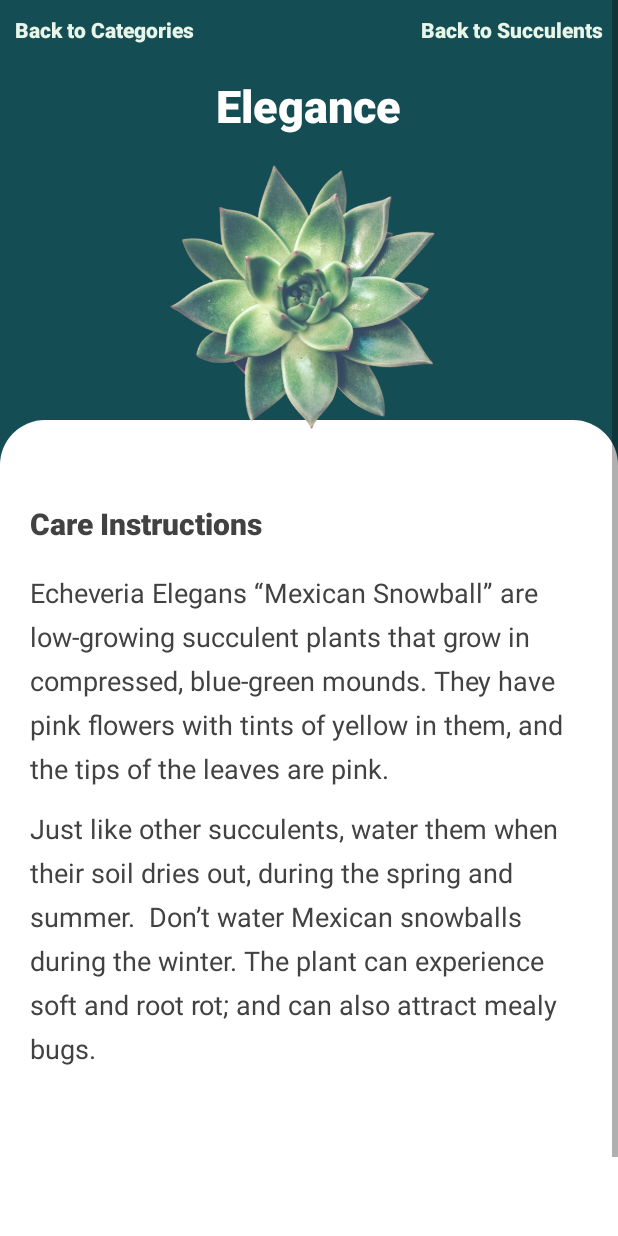
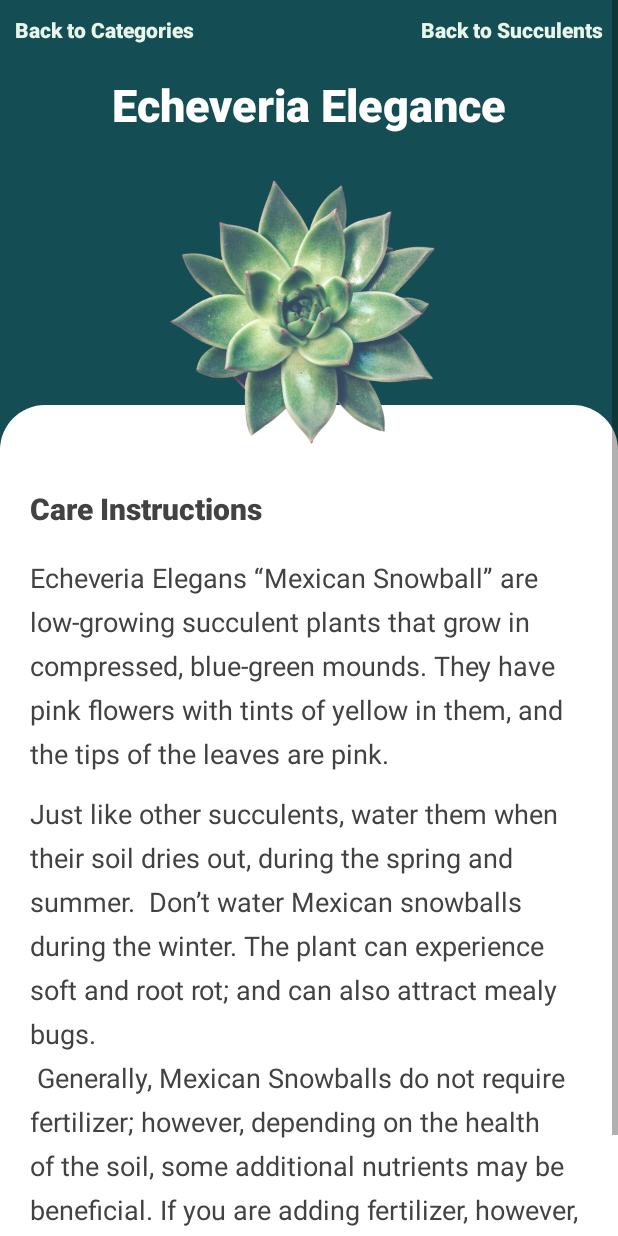
Before and after one commit to TatianaPas/Android-assignment, an Android app: the Succulents screen opened directly, with no data from a screen before it, after a tap on "Elegance", on a phone screen of 412 x 824 dp. Run offline under Robolectric (Android 15) with nearby library versions, the phone set to English and light mode, and no system bars.

Commit message:
update succulent design

```diff
--- a/app/src/main/java/com/example/assignmentprojecttatianapasechnik/Succulents.java
+++ b/app/src/main/java/com/example/assignmentprojecttatianapasechnik/Succulents.java
@@ -39,12 +39,12 @@ public class Succulents extends AppCompatActivity implements CustomAdapterSuccul
         succulentssList = new ArrayList<>();
         succulentssList.add(new ModelClassSucculent(R.drawable.craccula, "Crassula", "Species: Crassulaceae", "Green"));
         succulentssList.add(new ModelClassSucculent(R.drawable.echeveria3, "Elegance", "Species: Echeveria", "Green"));
-        succulentssList.add(new ModelClassSucculent(R.drawable.black_zebra, "Black Zebra", "Species: Haworthia", "Black and White"));
+        succulentssList.add(new ModelClassSucculent(R.drawable.hawortia_dark1, "Black Zebra", "Species: Haworthia", "Black and White"));
         succulentssList.add(new ModelClassSucculent(R.drawable.sedum, "Stonecrop", "Species: Sedum", "Green/Blue-gray"));
         succulentssList.add(new ModelClassSucculent(R.drawable.green_zebra, "Zebra Plant", "Species: Haworthia", "Green and White"));
         succulentssList.add(new ModelClassSucculent(R.drawable.graptoviera_debbie, "Debbie", "Species: Graptoveria", "Purple"));
-        succulentssList.add(new ModelClassSucculent(R.drawable.sunset_jade, "Jade plant", "Species: Crassulaceae", "Green"));
-        succulentssList.add(new ModelClassSucculent(R.drawable.calanchoe1, "Kalanchoe", "Species: Crassulaceae", "Green-Gray"));
+        succulentssList.add(new ModelClassSucculent(R.drawable.jade_small, "Jade plant", "Species: Crassulaceae", "Green"));
+        succulentssList.add(new ModelClassSucculent(R.drawable.calanchoe_pink, "Kalanchoe", "Species: Crassulaceae", "Green"));
         succulentssList.add(new ModelClassSucculent(R.drawable.succulent_dark, "Chroma", "Species: Echeveria", "Brown"));
         succulentssList.add(new ModelClassSucculent(R.drawable.green_succulent, "Agavoides", "Species: Echeveria", "Green"));
 
@@ -62,46 +62,46 @@ public class Succulents extends AppCompatActivity implements CustomAdapterSuccul
         }else if (position==1)
         {
             Intent intent = new Intent(this, SuculentDescription.class);
-            intent.putExtra("plantName","Elegance");
+            intent.putExtra("plantName","Echeveria Elegance");
             intent.putExtra("photo", R.drawable.echeveria3);
             intent.putExtra("description1","Echeveria Elegans “Mexican Snowball” are low-growing succulent plants that grow in compressed, blue-green mounds. They have pink flowers with tints of yellow in them, and the tips of the leaves are pink.");
-            intent.putExtra("description2","Just like other succulents, water them when their soil dries out, during the spring and summer.  Don’t water Mexican snowballs during the winter. The plant can experience soft and root rot; and can also attract mealy bugs.");
+            intent.putExtra("description2","Just like other succulents, water them when their soil dries out, during the spring and summer.  Don’t water Mexican snowballs during the winter. The plant can experience soft and root rot; and can also attract mealy bugs. \n Generally, Mexican Snowballs do not require fertilizer; however, depending on the health of the soil, some additional nutrients may be beneficial. If you are adding fertilizer, however, don’t overdo it; adding too many nutrients can be detrimental to the plant.");
             startActivity(intent);
         }
         else if (position==2)
         {
             Intent intent = new Intent(this, SuculentDescription.class);
-            intent.putExtra("plantName","Black Zebra");
+            intent.putExtra("plantName","Haworthia Black Zebra");
             intent.putExtra("photo", R.drawable.black_zebra);
-            intent.putExtra("description1","Black zebra plant leaves tend to take a triangular shape. They would usually flower during summer. Those blooms would form on long stem edges.  Black zebra plants can produce offsets.");
+            intent.putExtra("description1","Black zebra plant leaves tend to take a triangular shape. They would usually flower during summer. Those blooms would form on long stem edges.  Black zebra plants can produce offsets. \n Unlike any other succulents, Zebra plants do well even in medium and low light conditions, which is usually found in an indoor setting. But if you want to bring out its stunning red and orange pigments, display them in a spot where they can get as much natural light as possible, like a south or east-facing windowsill.");
             intent.putExtra("description2","Water every 2-3 weeks in direct light, allowing soil to dry out between waterings. Expect to water more often in brighter light and less often in lower light.");
             startActivity(intent);
         }
         else if (position==3)
         {
             Intent intent = new Intent(this, SuculentDescription.class);
-            intent.putExtra("plantName","Stonecrop");
+            intent.putExtra("plantName","Stonecrop Sedum");
             intent.putExtra("photo", R.drawable.sedum);
             intent.putExtra("description1","The majority of sedum species can grow properly in moist and fertile soil when located in a sunny position. These plants are very drought tolerant These plants can grow well in light shade and even dry positions.");
-            intent.putExtra("description2","While it can tolerate shade, the best spot for it to properly grow is a sunny spot. However, it might require protection in too much sun as it’s not heat-tolerant.");
+            intent.putExtra("description2","While it can tolerate shade, the best spot for it to properly grow is a sunny spot. However, it might require protection in too much sun as it’s not heat-tolerant. \n The plants need well-drained soil that is rich in organic amendments. Young plants should be watered every few days while establishing but irrigation can diminish thereafter and no supplemental water is needed in fall and winter. If planting in containers, use pots that are unglazed clay to promote evaporation of excess water. Overwatering is the most common cause of problems in stonecrop." );
             startActivity(intent);
         }
         else if (position==4)
         {
             Intent intent = new Intent(this, SuculentDescription.class);
-            intent.putExtra("plantName","Zebra Plant");
-            intent.putExtra("photo", R.drawable.green_zebra);
+            intent.putExtra("plantName","Haworthia Zebra Plant");
+            intent.putExtra("photo", R.drawable.zebra_green);
             intent.putExtra("description1","Haworthia Fasciata 'Zebra Haworthia is one of the most popular Haworthia species. Its leaves are thin, and dark green with horizontal white ridges that resemble zebra striping.");
-            intent.putExtra("description2","Haworthia species like bright light but not exceptionally strong direct sunlight. In their native environment, they are often found in the slight shade of a rock or other object. They can tolerate direct morning sun, but harsh afternoon rays can burn their foliage. ");
+            intent.putExtra("description2","Haworthia species like bright light but not exceptionally strong direct sunlight. In their native environment, they are often found in the slight shade of a rock or other object. They can tolerate direct morning sun, but harsh afternoon rays can burn their foliage. This zebra plant is a tropical species that loves humidity. ");
             startActivity(intent);
         }
         else if (position==5)
         {
             Intent intent = new Intent(this, SuculentDescription.class);
-            intent.putExtra("plantName","Debbie");
+            intent.putExtra("plantName","Graptoveria Debbie");
             intent.putExtra("photo", R.drawable.graptoviera_debbie);
-            intent.putExtra("description1","Debbie, like her sister, ‘Bashful,’ is one of many spreading, low-level purple succulents that loves the heat and full sun of a warm-climate garden. Growing up to 20cm tall, Debbie s a darker hue, ranging from pale green tinged with lilac through to dark eggplant as the season progresses. Both these succulents are animal- friendly and non-toxic.");
-            intent.putExtra("description2","");
+            intent.putExtra("description2","Debbie, like her sister, ‘Bashful,’ is one of many spreading, low-level purple succulents that loves the heat and full sun of a warm-climate garden. Growing up to 20cm tall, Debbie s a darker hue, ranging from pale green tinged with lilac through to dark eggplant as the season progresses. Both these succulents are animal- friendly and non-toxic.");
+            intent.putExtra("description1","Graptoveria ‘Debbie’ is an Echeveria hybrid with beautiful rosettes of fleshy gray-purple leaves. The tips of these leaves can turn into a vibrant pink color when stressed. Graptoveria ‘Debbie’ offsets readily to for a dense clump.\n");
             startActivity(intent);
         }
         else if (position==6)
@@ -117,7 +117,7 @@ public class Succulents extends AppCompatActivity implements CustomAdapterSuccul
         {
             Intent intent = new Intent(this, SuculentDescription.class);
             intent.putExtra("plantName","Kalanchoe");
-            intent.putExtra("photo", R.drawable.calanchoe1);
+            intent.putExtra("photo", R.drawable.calanchoe_yellow);
             intent.putExtra("description1","The popular kalanchoe is a tropical and sub-tropical perennial that grows to around 30cm in height. In cool climates it’s usually treated as an annual because it doesn’t like cold weather.");
             intent.putExtra("description2","Being a succulent, kalanchoe prefers a light, sandy or gritty soil that drains freely—it does not like “wet feet”. When growing kalanchoe in the garden, work some coarse washed river sand through heavier loam or clay soils to “open” it up and improve drainage. In pots and baskets, use a premium-quality cacti and succulent potting mix.");
             startActivity(intent);
@@ -125,18 +125,18 @@ public class Succulents extends AppCompatActivity implements CustomAdapterSuccul
         else if (position==8)
         {
             Intent intent = new Intent(this, SuculentDescription.class);
-            intent.putExtra("plantName","Chroma");
+            intent.putExtra("plantName","Echeveria Chroma");
             intent.putExtra("photo", R.drawable.succulent_dark);
             intent.putExtra("description1","Chroma is an exciting variety with shiny, dark purple-bronze leaves that look almost metallic. It has the best coloring during the winter. During the summer grow it in partial shade and water regularly to keep it looking its best");
-            intent.putExtra("description2"," All echeveria can withstand fairly cold temperatures if the soil they are planted in is dry and there isn't any water on the leaves. Frequent rain and cold on their leaves will cause rot and disease.");
+            intent.putExtra("description2"," All echeveria can withstand fairly cold temperatures if the soil they are planted in is dry and there isn't any water on the leaves. Frequent rain and cold on their leaves will cause rot and disease. \n Echeveria ‘Chroma' will produce small offsets, sprouting up around the base of the plant. Simply pull these up and allow the offsets to dry for one to two days before replanting.");
             startActivity(intent);
         }
         else if (position==9)
         {
             Intent intent = new Intent(this, SuculentDescription.class);
-            intent.putExtra("plantName","Agavoides");
+            intent.putExtra("plantName","Echeveria Agavoides");
             intent.putExtra("photo", R.drawable.green_succulent);
-            intent.putExtra("description1","The plant has beautiful green to matt green leaves that turns slightly red in full sun. When it flowers you can expect to produce pinkish-red to orange flowers.");
+            intent.putExtra("description1","Echeveria agavoides is also commonly known as the ‘Lipstick Echeveria’. As the plant matures you can expect it to reach around 12.5 cm tall and about 20 cm in diameter.\n The plant has beautiful green to matt green leaves that turns slightly red in full sun. When it flowers you can expect to produce pinkish-red to orange flowers.");
             intent.putExtra("description2","It should not sit on the water, and an excess amount of water should be avoided. The best way of watering is soak and dry method this succulent.");
             startActivity(intent);
         }
--- a/app/src/main/res/layout/activity_suculent_description.xml
+++ b/app/src/main/res/layout/activity_suculent_description.xml
@@ -5,64 +5,69 @@
     android:layout_width="match_parent"
     android:layout_height="match_parent"
     android:background="@color/green"
+    android:fillViewport="true"
     tools:context=".SuculentDescription">
 
-    <RelativeLayout
+
+    <androidx.constraintlayout.widget.ConstraintLayout
         android:layout_width="match_parent"
-        android:layout_height="match_parent">
-
+        android:layout_height="wrap_content"
+        >
 
         <TextView
             android:id="@+id/backToMainSucculent"
             android:layout_width="wrap_content"
             android:layout_height="wrap_content"
-            android:layout_alignParentLeft="true"
-            android:layout_alignParentTop="true"
             android:layout_marginStart="10dp"
             android:layout_marginTop="10dp"
             android:layout_marginBottom="20dp"
             android:fontFamily="sans-serif-black"
             android:text="Back to Categories"
-            android:textColor="#E8F5E9" />
+            android:textColor="#E8F5E9"
+            app:layout_constraintBottom_toTopOf="@+id/sucuclentName"
+            app:layout_constraintStart_toStartOf="parent"
+            app:layout_constraintTop_toTopOf="parent" />
 
         <TextView
             android:id="@+id/backToCategorySucculent"
             android:layout_width="wrap_content"
             android:layout_height="wrap_content"
-            android:layout_alignParentTop="true"
-            android:layout_alignParentRight="true"
             android:layout_marginTop="10dp"
             android:layout_marginEnd="10dp"
             android:layout_marginBottom="20dp"
             android:fontFamily="sans-serif-black"
             android:text="Back to Succulents"
-            android:textColor="#E8F5E9" />
+            android:textColor="#E8F5E9"
+            app:layout_constraintBottom_toTopOf="@+id/sucuclentName"
+            app:layout_constraintEnd_toEndOf="parent"
+            app:layout_constraintTop_toTopOf="parent" />
 
 
         <TextView
             android:id="@+id/sucuclentName"
             android:layout_width="wrap_content"
             android:layout_height="wrap_content"
-            android:layout_centerHorizontal="true"
-            android:layout_marginStart="8dp"
-            android:layout_marginTop="50dp"
-            android:layout_marginEnd="8dp"
+            android:layout_marginBottom="20dp"
             android:fontFamily="sans-serif-black"
             android:text="Black Zebra"
             android:textColor="@color/white"
-            android:textSize="30sp" />
+            android:textSize="30sp"
+            app:layout_constraintBottom_toTopOf="@+id/photo_succulent"
+            app:layout_constraintEnd_toEndOf="parent"
+            app:layout_constraintStart_toStartOf="parent" />
 
 
         <LinearLayout
             android:id="@+id/description_layout"
-            android:layout_width="match_parent"
+            android:layout_width="wrap_content"
+            android:minHeight="360dp"
             android:layout_height="wrap_content"
-            android:layout_alignParentBottom="true"
-            android:layout_marginTop="280dp"
             android:background="@drawable/description"
             android:orientation="vertical"
-            android:minHeight="600dp"
-            android:padding="10dp">
+            android:padding="10dp"
+            app:layout_constraintBottom_toBottomOf="parent"
+            app:layout_constraintEnd_toEndOf="parent"
+            app:layout_constraintStart_toStartOf="parent">
 
 
             <TextView
@@ -108,13 +113,11 @@
             android:id="@+id/photo_succulent"
             android:layout_width="200dp"
             android:layout_height="200dp"
-            android:layout_alignParentTop="true"
-            android:layout_centerHorizontal="true"
-            android:layout_marginTop="100dp"
-            android:src="@drawable/black_zebra">
+            android:layout_marginBottom="-40dp"
+            android:src="@drawable/black_zebra"
+            app:layout_constraintBottom_toTopOf="@+id/description_layout"
+            app:layout_constraintEnd_toEndOf="parent"
+            app:layout_constraintStart_toStartOf="parent"></ImageView>
 
-        </ImageView>
-
-    </RelativeLayout>
-
+        </androidx.constraintlayout.widget.ConstraintLayout>
 </ScrollView>
--- a/app/src/main/res/values/themes.xml
+++ b/app/src/main/res/values/themes.xml
@@ -28,9 +28,9 @@
     </style>
 
     <style name="SucculentPlantsTheme" parent="Theme.AssignmentProjectTatianaPasechnik">
-        <item name="colorPrimary">#B68973</item>
-        <item name="colorPrimaryVariant">#B68973</item>
-        <item name="colorPrimaryDark">#B68973</item>
+        <item name="colorPrimary">#144D53</item>
+        <item name="colorPrimaryVariant">#144D53</item>
+        <item name="colorPrimaryDark">#144D53</item>
     </style>
 
     <style name="PotsTheme" parent="Theme.AssignmentProjectTatianaPasechnik">
```
Also changed, not shown: app/src/main/res/drawable/calanchoe_pink.png (added), app/src/main/res/drawable/calanchoe_yellow.png (added), app/src/main/res/drawable/hawortia_dark1.png (added), app/src/main/res/drawable/jade_small.png (added), app/src/main/res/drawable/zebra_green.png (added).
